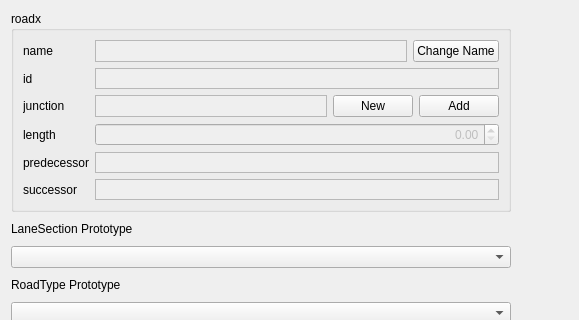
First picture: the form in src/OpenCOVER/DrivingSim/oddlot/src/settings/widgets/roadsettings.ui, repository hlrs-vis/covise, before the edit; both pictures show x 0 to 579 and y 0 to 320 of the 807 by 502 pixel window.
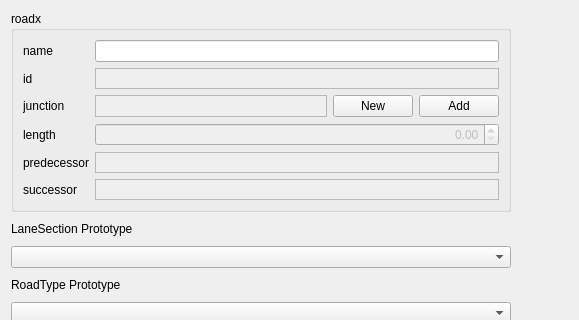
Second picture: the form after the edit.

Diff of the .ui file:
```diff
--- a/src/OpenCOVER/DrivingSim/oddlot/src/settings/widgets/roadsettings.ui
+++ b/src/OpenCOVER/DrivingSim/oddlot/src/settings/widgets/roadsettings.ui
@@ -27,54 +27,6 @@
         </property>
        </widget>
       </item>
-      <item row="0" column="1">
-       <layout class="QHBoxLayout" name="horizontalLayout">
-        <item>
-         <widget class="QTextEdit" name="nameBox">
-          <property name="enabled">
-           <bool>false</bool>
-          </property>
-          <property name="sizePolicy">
-           <sizepolicy hsizetype="Expanding" vsizetype="Ignored">
-            <horstretch>0</horstretch>
-            <verstretch>0</verstretch>
-           </sizepolicy>
-          </property>
-          <property name="minimumSize">
-           <size>
-            <width>0</width>
-            <height>21</height>
-           </size>
-          </property>
-          <property name="verticalScrollBarPolicy">
-           <enum>Qt::ScrollBarAlwaysOff</enum>
-          </property>
-          <property name="horizontalScrollBarPolicy">
-           <enum>Qt::ScrollBarAlwaysOff</enum>
-          </property>
-          <property name="undoRedoEnabled">
-           <bool>false</bool>
-          </property>
-          <property name="lineWrapMode">
-           <enum>QTextEdit::NoWrap</enum>
-          </property>
-          <property name="readOnly">
-           <bool>true</bool>
-          </property>
-          <property name="acceptRichText">
-           <bool>false</bool>
-          </property>
-         </widget>
-        </item>
-        <item>
-         <widget class="QPushButton" name="nameButton">
-          <property name="text">
-           <string>Change Name</string>
-          </property>
-         </widget>
-        </item>
-       </layout>
-      </item>
       <item row="1" column="0">
        <widget class="QLabel" name="idLabel">
         <property name="text">
@@ -82,7 +34,7 @@
         </property>
        </widget>
       </item>
-      <item row="1" column="1">
+      <item row="1" column="2">
        <widget class="QTextEdit" name="idBox">
         <property name="enabled">
          <bool>false</bool>
@@ -126,7 +78,7 @@
         </property>
        </widget>
       </item>
-      <item row="4" column="1">
+      <item row="4" column="2">
        <widget class="QDoubleSpinBox" name="lengthBox">
         <property name="enabled">
          <bool>false</bool>
@@ -146,7 +98,7 @@
         </property>
        </widget>
       </item>
-      <item row="5" column="1">
+      <item row="5" column="2">
        <widget class="QTextEdit" name="predecessorBox">
         <property name="enabled">
          <bool>false</bool>
@@ -190,7 +142,7 @@
         </property>
        </widget>
       </item>
-      <item row="6" column="1">
+      <item row="6" column="2">
        <widget class="QTextEdit" name="successorBox">
         <property name="enabled">
          <bool>false</bool>
@@ -227,7 +179,7 @@
         </property>
        </widget>
       </item>
-      <item row="3" column="1">
+      <item row="3" column="2">
        <layout class="QHBoxLayout" name="horizontalLayout_3">
         <item>
          <widget class="QTextEdit" name="junctionBox">
@@ -289,6 +241,13 @@
         </property>
        </widget>
       </item>
+      <item row="0" column="2">
+       <widget class="QLineEdit" name="nameBox">
+        <property name="focusPolicy">
+         <enum>Qt::StrongFocus</enum>
+        </property>
+       </widget>
+      </item>
      </layout>
     </widget>
    </item>
```
